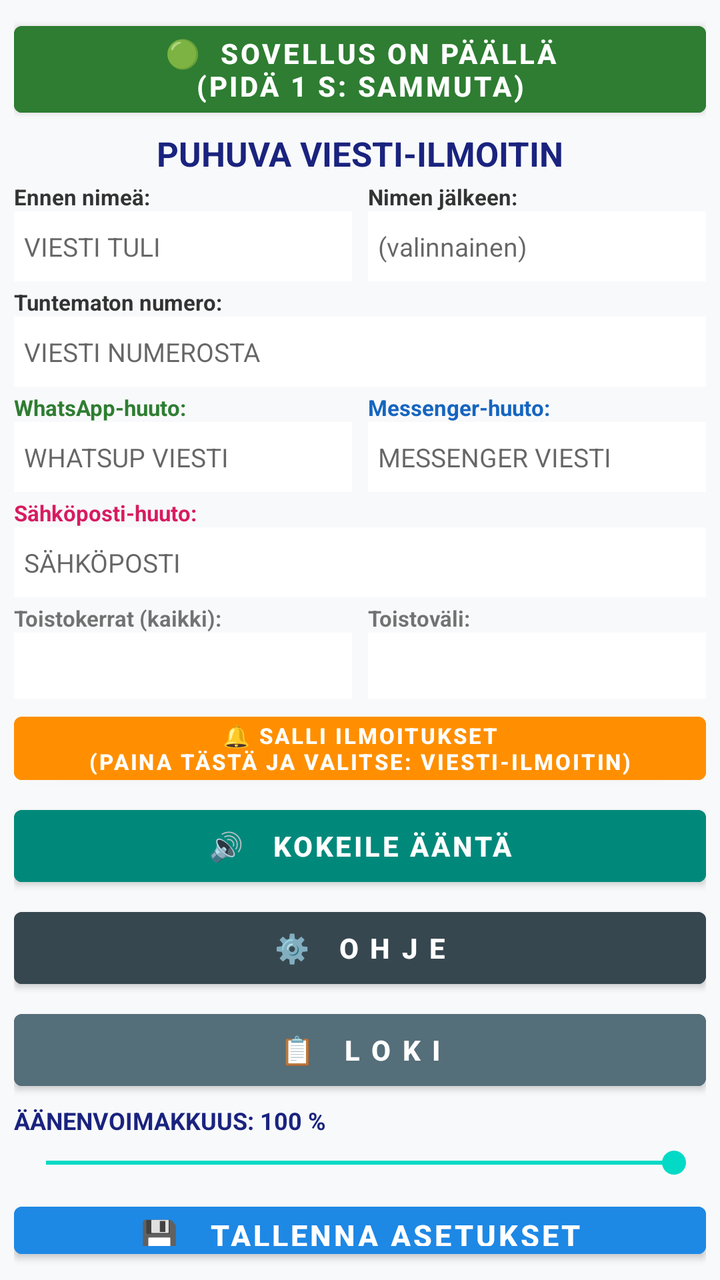
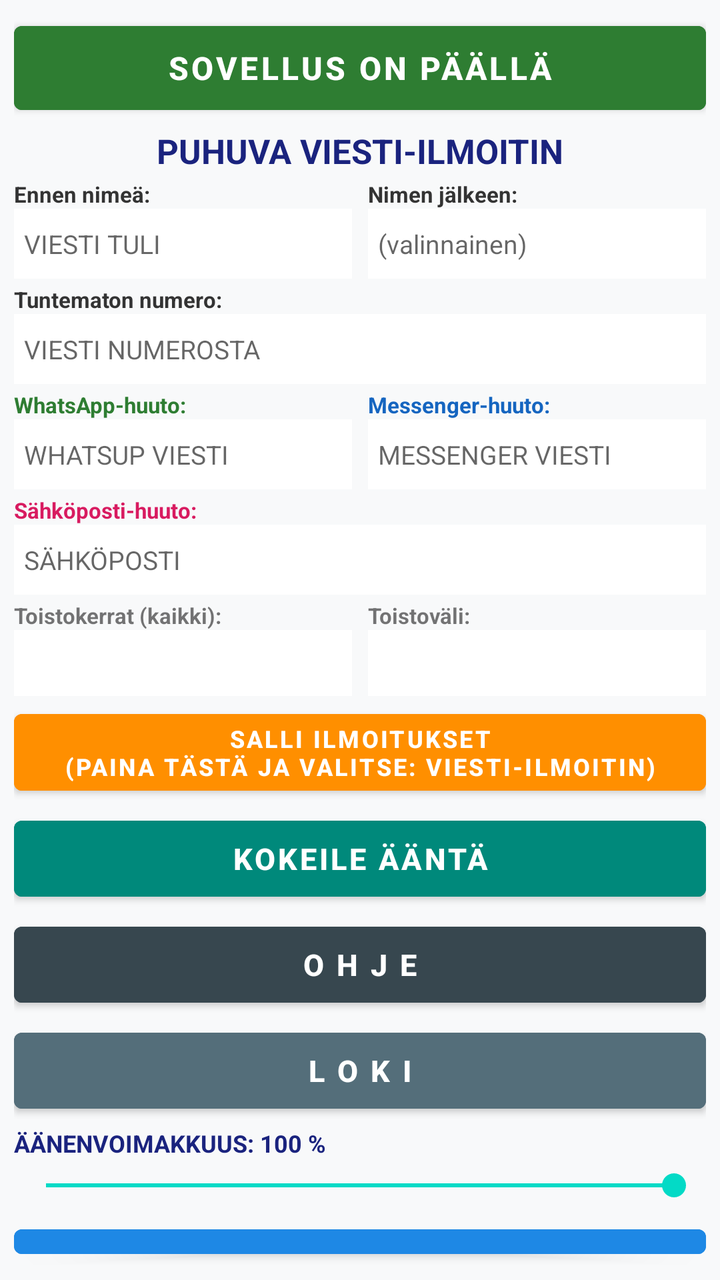

The first picture is an Android layout as it rendered before a commit; the second is the same layout after the commit. The layout source and the unified diff follow.
<!-- AndroidManifest.xml: application theme Theme.ViestiIlmoitin -->
<!-- res/layout/activity_main.xml -->
<?xml version="1.0" encoding="utf-8"?>
<LinearLayout xmlns:android="http://schemas.android.com/apk/res/android"
    android:layout_width="match_parent"
    android:layout_height="match_parent"
    android:orientation="vertical"
    android:padding="7dp"
    android:background="#F8F9FA">

    
    <Button
        android:id="@+id/btnMasterSwitch"
        android:layout_width="match_parent"
        android:layout_height="wrap_content"
        android:minHeight="54dp"
        android:paddingTop="4dp"
        android:paddingBottom="4dp"
        android:text="🟢  SOVELLUS ON PÄÄLLÄ\n(Pidä 1 s: SAMMUTA)"
        android:textSize="14sp"
        android:textStyle="bold"
        android:textColor="#FFFFFF"
        android:backgroundTint="#2E7D32"
        android:layout_marginBottom="3dp" />

    <TextView
        android:layout_width="match_parent"
        android:layout_height="wrap_content"
        android:text="PUHUVA VIESTI-ILMOITIN"
        android:textSize="17sp"
        android:textStyle="bold"
        android:gravity="center"
        android:textColor="#1A237E"
        android:layout_marginBottom="3dp" />

    
    <LinearLayout
        android:layout_width="match_parent"
        android:layout_height="wrap_content"
        android:orientation="horizontal"
        android:layout_marginBottom="3dp">

        <LinearLayout
            android:layout_width="0dp"
            android:layout_height="wrap_content"
            android:layout_weight="1"
            android:orientation="vertical"
            android:layout_marginEnd="4dp">
            <TextView
                android:layout_width="wrap_content"
                android:layout_height="wrap_content"
                android:text="Ennen nimeä:"
                android:textSize="11sp"
                android:textStyle="bold"
                android:textColor="#333333" />
            <EditText
                android:id="@+id/editPrefix"
                android:layout_width="match_parent"
                android:layout_height="35dp"
                android:background="#FFFFFF"
                android:padding="5dp"
                android:hint="VIESTI TULI "
                android:singleLine="true"
                android:inputType="text"
                android:scrollHorizontally="true"
                android:textSize="13sp" />
        </LinearLayout>

        <LinearLayout
            android:layout_width="0dp"
            android:layout_height="wrap_content"
            android:layout_weight="1"
            android:orientation="vertical"
            android:layout_marginStart="4dp">
            <TextView
                android:layout_width="wrap_content"
                android:layout_height="wrap_content"
                android:text="Nimen jälkeen:"
                android:textSize="11sp"
                android:textStyle="bold"
                android:textColor="#333333" />
            <EditText
                android:id="@+id/editSuffix"
                android:layout_width="match_parent"
                android:layout_height="35dp"
                android:background="#FFFFFF"
                android:padding="5dp"
                android:hint="(valinnainen)"
                android:singleLine="true"
                android:inputType="text"
                android:scrollHorizontally="true"
                android:textSize="13sp" />
        </LinearLayout>
    </LinearLayout>

    
    <TextView
        android:layout_width="wrap_content"
        android:layout_height="wrap_content"
        android:text="Tuntematon numero:"
        android:textSize="11sp"
        android:textStyle="bold"
        android:textColor="#333333" />

    <EditText
        android:id="@+id/editUnknown"
        android:layout_width="match_parent"
        android:layout_height="35dp"
        android:background="#FFFFFF"
        android:padding="5dp"
        android:hint="VIESTI NUMEROSTA "
        android:singleLine="true"
        android:inputType="text"
        android:scrollHorizontally="true"
        android:textSize="13sp"
        android:layout_marginBottom="3dp" />

    
    <LinearLayout
        android:layout_width="match_parent"
        android:layout_height="wrap_content"
        android:orientation="horizontal"
        android:layout_marginBottom="3dp">

        <LinearLayout
            android:layout_width="0dp"
            android:layout_height="wrap_content"
            android:layout_weight="1"
            android:orientation="vertical"
            android:layout_marginEnd="4dp">
            <TextView
                android:layout_width="wrap_content"
                android:layout_height="wrap_content"
                android:text="WhatsApp-huuto:"
                android:textSize="11sp"
                android:textStyle="bold"
                android:textColor="#2E7D32" />
            <EditText
                android:id="@+id/editWhatsApp"
                android:layout_width="match_parent"
                android:layout_height="35dp"
                android:background="#FFFFFF"
                android:padding="5dp"
                android:hint="WHATSUP VIESTI"
                android:singleLine="true"
                android:inputType="text"
                android:scrollHorizontally="true"
                android:textSize="13sp" />
        </LinearLayout>

        <LinearLayout
            android:layout_width="0dp"
            android:layout_height="wrap_content"
            android:layout_weight="1"
            android:orientation="vertical"
            android:layout_marginStart="4dp">
            <TextView
                android:layout_width="wrap_content"
                android:layout_height="wrap_content"
                android:text="Messenger-huuto:"
                android:textSize="11sp"
                android:textStyle="bold"
                android:textColor="#1565C0" />
            <EditText
                android:id="@+id/editMessenger"
                android:layout_width="match_parent"
                android:layout_height="35dp"
                android:background="#FFFFFF"
                android:padding="5dp"
                android:hint="MESSENGER VIESTI"
                android:singleLine="true"
                android:inputType="text"
                android:scrollHorizontally="true"
                android:textSize="13sp" />
        </LinearLayout>
    </LinearLayout>

    
    <TextView
        android:layout_width="wrap_content"
        android:layout_height="wrap_content"
        android:text="Sähköposti-huuto:"
        android:textSize="11sp"
        android:textStyle="bold"
        android:textColor="#D81B60" />

    <EditText
        android:id="@+id/editEmail"
        android:layout_width="match_parent"
        android:layout_height="35dp"
        android:background="#FFFFFF"
        android:padding="5dp"
        android:hint="SÄHKÖPOSTI"
        android:singleLine="true"
        android:inputType="text"
        android:scrollHorizontally="true"
        android:textSize="13sp"
        android:layout_marginBottom="3dp" />

    
    <LinearLayout
        android:layout_width="match_parent"
        android:layout_height="wrap_content"
        android:orientation="horizontal"
        android:layout_marginBottom="3dp">

        <LinearLayout
            android:layout_width="0dp"
            android:layout_height="wrap_content"
            android:layout_weight="1"
            android:orientation="vertical"
            android:layout_marginEnd="4dp">
            <TextView
                android:layout_width="wrap_content"
                android:layout_height="wrap_content"
                android:text="Toistokerrat (kaikki):"
                android:textSize="11sp"
                android:textStyle="bold"/>
            <Spinner
                android:id="@+id/spinnerRepeats"
                android:layout_width="match_parent"
                android:layout_height="33dp"
                android:background="#FFFFFF" />
        </LinearLayout>

        <LinearLayout
            android:layout_width="0dp"
            android:layout_height="wrap_content"
            android:layout_weight="1"
            android:orientation="vertical"
            android:layout_marginStart="4dp">
            <TextView
                android:layout_width="wrap_content"
                android:layout_height="wrap_content"
                android:text="Toistoväli:"
                android:textSize="11sp"
                android:textStyle="bold"/>
            <Spinner
                android:id="@+id/spinnerInterval"
                android:layout_width="match_parent"
                android:layout_height="33dp"
                android:background="#FFFFFF" />
        </LinearLayout>
    </LinearLayout>

    
    <Button
        android:id="@+id/btnNotificationPermission"
        android:layout_width="match_parent"
        android:layout_height="wrap_content"
        android:minHeight="36dp"
        android:padding="2dp"
        android:text="🔔 SALLI ILMOITUKSET\n(Paina tästä ja valitse: Viesti-Ilmoitin)"
        android:textSize="11sp"
        android:textStyle="bold"
        android:backgroundTint="#FF8F00"
        android:textColor="#FFFFFF"
        android:layout_marginBottom="3dp" />

    
    <Button
        android:id="@+id/btnTest"
        android:layout_width="match_parent"
        android:layout_height="wrap_content"
        android:minHeight="48dp"
        android:text="🔊   KOKEILE ÄÄNTÄ"
        android:textSize="14sp"
        android:textStyle="bold"
        android:backgroundTint="#00897B"
        android:textColor="#FFFFFF"
        android:layout_marginBottom="3dp" />

    
    <Button
        android:id="@+id/btnHelp"
        android:layout_width="match_parent"
        android:layout_height="wrap_content"
        android:minHeight="48dp"
        android:text="⚙️   O H J E"
        android:textSize="14sp"
        android:textStyle="bold"
        android:backgroundTint="#37474F"
        android:textColor="#FFFFFF"
        android:layout_marginBottom="3dp" />

    
    <Button
        android:id="@+id/btnLog"
        android:layout_width="match_parent"
        android:layout_height="wrap_content"
        android:minHeight="48dp"
        android:text="📋   L O K I"
        android:textSize="14sp"
        android:textStyle="bold"
        android:backgroundTint="#546E7A"
        android:textColor="#FFFFFF"
        android:layout_marginBottom="3dp" />

    
    <TextView
        android:id="@+id/tvVolumeLabel"
        android:layout_width="match_parent"
        android:layout_height="wrap_content"
        android:text="ÄÄNENVOIMAKKUUS: 100 %"
        android:textSize="12sp"
        android:textStyle="bold"
        android:textColor="#1A237E"
        android:layout_marginBottom="1dp" />

    <SeekBar
        android:id="@+id/seekBarVolume"
        android:layout_width="match_parent"
        android:layout_height="24dp"
        android:max="100"
        android:progress="100"
        android:layout_marginBottom="4dp" />

    
    <Button
        android:id="@+id/btnSave"
        android:layout_width="match_parent"
        android:layout_height="wrap_content"
        android:minHeight="48dp"
        android:text="💾   TALLENNA ASETUKSET"
        android:textSize="15sp"
        android:textStyle="bold"
        android:backgroundTint="#1E88E5"
        android:textColor="#FFFFFF" />

</LinearLayout>
<!-- resources referenced by this layout -->
<resources>
  <style name="Theme.ViestiIlmoitin" parent="Theme.MaterialComponents.Light.NoActionBar">
          <item name="colorPrimary">#1E88E5</item>
          <item name="colorPrimaryVariant">#1565C0</item>
          <item name="colorOnPrimary">#FFFFFF</item>
      </style>
</resources>

<!-- the commit's change to res/layout/activity_main.xml (unified diff, before → after) -->
@@ -12,10 +12,10 @@
         android:layout_width="match_parent"
         android:layout_height="wrap_content"
         android:minHeight="54dp"
-        android:paddingTop="4dp"
-        android:paddingBottom="4dp"
-        android:text="🟢  SOVELLUS ON PÄÄLLÄ\n(Pidä 1 s: SAMMUTA)"
-        android:textSize="14sp"
+        android:paddingTop="6dp"
+        android:paddingBottom="6dp"
+        android:text="SOVELLUS ON PÄÄLLÄ"
+        android:textSize="16sp"
         android:textStyle="bold"
         android:textColor="#FFFFFF"
         android:backgroundTint="#2E7D32"
@@ -246,10 +246,10 @@
         android:id="@+id/btnNotificationPermission"
         android:layout_width="match_parent"
         android:layout_height="wrap_content"
-        android:minHeight="36dp"
-        android:padding="2dp"
-        android:text="🔔 SALLI ILMOITUKSET\n(Paina tästä ja valitse: Viesti-Ilmoitin)"
-        android:textSize="11sp"
+        android:minHeight="44dp"
+        android:padding="4dp"
+        android:text="SALLI ILMOITUKSET\n(Paina tästä ja valitse: Viesti-Ilmoitin)"
+        android:textSize="12sp"
         android:textStyle="bold"
         android:backgroundTint="#FF8F00"
         android:textColor="#FFFFFF"
@@ -260,9 +260,11 @@
         android:id="@+id/btnTest"
         android:layout_width="match_parent"
         android:layout_height="wrap_content"
-        android:minHeight="48dp"
-        android:text="🔊   KOKEILE ÄÄNTÄ"
-        android:textSize="14sp"
+        android:minHeight="50dp"
+        android:paddingTop="6dp"
+        android:paddingBottom="6dp"
+        android:text="KOKEILE ÄÄNTÄ"
+        android:textSize="15sp"
         android:textStyle="bold"
         android:backgroundTint="#00897B"
         android:textColor="#FFFFFF"
@@ -273,9 +275,11 @@
         android:id="@+id/btnHelp"
         android:layout_width="match_parent"
         android:layout_height="wrap_content"
-        android:minHeight="48dp"
-        android:text="⚙️   O H J E"
-        android:textSize="14sp"
+        android:minHeight="50dp"
+        android:paddingTop="6dp"
+        android:paddingBottom="6dp"
+        android:text="O H J E"
+        android:textSize="15sp"
         android:textStyle="bold"
         android:backgroundTint="#37474F"
         android:textColor="#FFFFFF"
@@ -286,9 +290,11 @@
         android:id="@+id/btnLog"
         android:layout_width="match_parent"
         android:layout_height="wrap_content"
-        android:minHeight="48dp"
-        android:text="📋   L O K I"
-        android:textSize="14sp"
+        android:minHeight="50dp"
+        android:paddingTop="6dp"
+        android:paddingBottom="6dp"
+        android:text="L O K I"
+        android:textSize="15sp"
         android:textStyle="bold"
         android:backgroundTint="#546E7A"
         android:textColor="#FFFFFF"
@@ -318,9 +324,11 @@
         android:id="@+id/btnSave"
         android:layout_width="match_parent"
         android:layout_height="wrap_content"
-        android:minHeight="48dp"
-        android:text="💾   TALLENNA ASETUKSET"
-        android:textSize="15sp"
+        android:minHeight="52dp"
+        android:paddingTop="6dp"
+        android:paddingBottom="6dp"
+        android:text="TALLENNA ASETUKSET"
+        android:textSize="16sp"
         android:textStyle="bold"
         android:backgroundTint="#1E88E5"
         android:textColor="#FFFFFF" />
